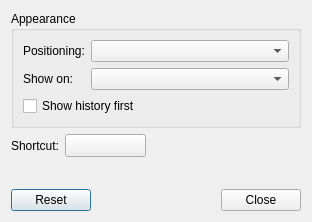
Old version of the form configuredialog/configuredialog.ui in the repository lubuntu-team/lxqt-runner-packaging.
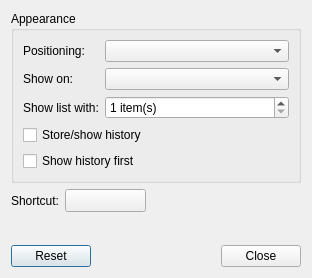
New version of the form. Custom widgets are drawn as their Qt base class.

```diff
--- a/configuredialog/configuredialog.ui
+++ b/configuredialog/configuredialog.ui
@@ -7,7 +7,7 @@
     <x>0</x>
     <y>0</y>
     <width>312</width>
-    <height>222</height>
+    <height>278</height>
    </rect>
   </property>
   <property name="windowTitle">
@@ -40,13 +40,40 @@
       <item row="1" column="1">
        <widget class="QComboBox" name="monitorCbx"/>
       </item>
-      <item row="2" column="0" colspan="2">
-       <widget class="QCheckBox" name="historyCb">
+      <item row="4" column="0" colspan="2">
+       <widget class="QCheckBox" name="historyFirstCb">
         <property name="text">
          <string>Show history first</string>
         </property>
        </widget>
       </item>
+      <item row="3" column="0" colspan="2">
+       <widget class="QCheckBox" name="historyUseCb">
+        <property name="text">
+         <string>Store/show history</string>
+        </property>
+       </widget>
+      </item>
+      <item row="2" column="0">
+       <widget class="QLabel" name="label_4">
+        <property name="toolTip">
+         <string>&lt;b&gt;Note&lt;/b&gt;: The size of top-level widgets are constrained to 2/3 of the desktop's height and width.</string>
+        </property>
+        <property name="text">
+         <string>Show list with:</string>
+        </property>
+       </widget>
+      </item>
+      <item row="2" column="1">
+       <widget class="QSpinBox" name="listShownItemsSB">
+        <property name="suffix">
+         <string> item(s)</string>
+        </property>
+        <property name="minimum">
+         <number>1</number>
+        </property>
+       </widget>
+      </item>
      </layout>
     </widget>
    </item>
```
Left out of the diff: 16 changed lines with no effect on the pictures.
